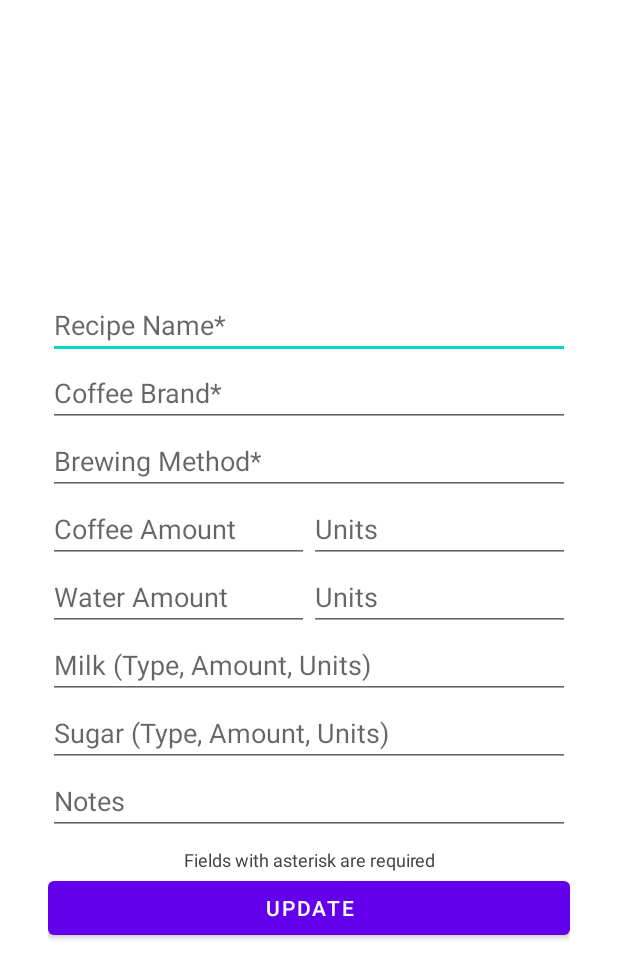
After one commit to TMDStudios/CoffeeAficionado, an Android app: the layout fragment_update.xml on its own in the app's theme, with its tools: preview values and no code run, on a phone screen of 412 x 824 dp. The commit adds this screen. Shown: the top 978 px of the screen. Run offline under Robolectric (Android 15) with nearby library versions, the phone set to English and light mode, and no system bars.

Commit message:
Added update functionality

```diff
--- a/app/src/main/java/com/tmdstudios/coffeeaficionado/data/RecipeDatabase.kt
+++ b/app/src/main/java/com/tmdstudios/coffeeaficionado/data/RecipeDatabase.kt
@@ -7,7 +7,7 @@ import androidx.room.RoomDatabase
 import com.tmdstudios.coffeeaficionado.adapters.RecipeDao
 import com.tmdstudios.coffeeaficionado.models.Recipe
 
-@Database(entities = [Recipe::class], version = 1, exportSchema = false)
+@Database(entities = [Recipe::class], version = 2, exportSchema = false)
 abstract class RecipeDatabase: RoomDatabase() {
 
     abstract fun recipeDao(): RecipeDao
@@ -26,7 +26,8 @@ abstract class RecipeDatabase: RoomDatabase() {
                     context,
                     RecipeDatabase::class.java,
                     "coffee_recipes"
-                ).build()
+                ).fallbackToDestructiveMigration()
+                    .build()
                 INSTANCE = instance
                 return instance
             }
--- a/app/src/main/java/com/tmdstudios/coffeeaficionado/repositories/RecipeRepository.kt
+++ b/app/src/main/java/com/tmdstudios/coffeeaficionado/repositories/RecipeRepository.kt
@@ -12,4 +12,8 @@ class RecipeRepository(private val recipeDao: RecipeDao) {
     suspend fun addRecipe(recipe: Recipe){
         recipeDao.addRecipe(recipe)
     }
+
+    suspend fun updateRecipe(recipe: Recipe){
+        recipeDao.updateRecipe(recipe)
+    }
 }
--- a/app/src/main/java/com/tmdstudios/coffeeaficionado/viewmodels/RecipeViewModel.kt
+++ b/app/src/main/java/com/tmdstudios/coffeeaficionado/viewmodels/RecipeViewModel.kt
@@ -31,4 +31,10 @@ class RecipeViewModel(application: Application): AndroidViewModel(application) {
         }
     }
 
+    fun updateRecipe(recipe: Recipe){
+        viewModelScope.launch(Dispatchers.IO) {
+            repository.updateRecipe(recipe)
+        }
+    }
+
 }
--- /dev/null
+++ b/app/src/main/res/layout/fragment_update.xml
@@ -0,0 +1,113 @@
+<?xml version="1.0" encoding="utf-8"?>
+<FrameLayout xmlns:android="http://schemas.android.com/apk/res/android"
+    xmlns:tools="http://schemas.android.com/tools"
+    android:layout_width="match_parent"
+    android:layout_height="wrap_content"
+    android:layout_gravity="center_vertical"
+    android:layout_margin="32dp"
+    tools:context=".fragments.update.UpdateFragment">
+
+
+    <LinearLayout
+        android:layout_width="match_parent"
+        android:layout_height="match_parent"
+        android:orientation="vertical">
+
+        <EditText
+            android:id="@+id/etRecipeNameUpdate"
+            android:layout_width="match_parent"
+            android:layout_height="wrap_content"
+            android:hint="Recipe Name*"/>
+
+        <EditText
+            android:id="@+id/etCoffeeBrandUpdate"
+            android:layout_width="match_parent"
+            android:layout_height="wrap_content"
+            android:hint="Coffee Brand*"/>
+
+        <EditText
+            android:id="@+id/etBrewingMethodUpdate"
+            android:layout_width="match_parent"
+            android:layout_height="wrap_content"
+            android:hint="Brewing Method*"/>
+
+
+        <LinearLayout
+            android:layout_width="match_parent"
+            android:layout_height="wrap_content"
+            android:orientation="horizontal">
+
+            <EditText
+                android:id="@+id/etCoffeeAmountUpdate"
+                android:layout_width="match_parent"
+                android:layout_height="wrap_content"
+                android:layout_weight="1"
+                android:hint="Coffee Amount"/>
+
+            <EditText
+                android:id="@+id/etCoffeeUnitsUpdate"
+                android:layout_width="match_parent"
+                android:layout_height="wrap_content"
+                android:layout_weight="1"
+                android:hint="Units"/>
+
+        </LinearLayout>
+
+        <LinearLayout
+            android:layout_width="match_parent"
+            android:layout_height="wrap_content"
+            android:orientation="horizontal">
+
+            <EditText
+                android:id="@+id/etWaterAmountUpdate"
+                android:layout_width="match_parent"
+                android:layout_height="wrap_content"
+                android:layout_weight="1"
+                android:hint="Water Amount"/>
+
+            <EditText
+                android:id="@+id/etWaterUnitsUpdate"
+                android:layout_width="match_parent"
+                android:layout_height="wrap_content"
+                android:layout_weight="1"
+                android:hint="Units"/>
+
+        </LinearLayout>
+
+        <EditText
+            android:id="@+id/etMilkUpdate"
+            android:layout_width="match_parent"
+            android:layout_height="wrap_content"
+            android:hint="Milk (Type, Amount, Units)"/>
+
+        <EditText
+            android:id="@+id/etSugarUpdate"
+            android:layout_width="match_parent"
+            android:layout_height="wrap_content"
+            android:hint="Sugar (Type, Amount, Units)"/>
+
+        <EditText
+            android:id="@+id/etNotesUpdate"
+            android:layout_width="match_parent"
+            android:layout_height="wrap_content"
+            android:hint="Notes"/>
+
+        <TextView
+            android:layout_width="match_parent"
+            android:layout_height="wrap_content"
+            android:textAlignment="center"
+            android:layout_marginTop="8dp"
+            android:textColor="@color/cardview_dark_background"
+            android:text="Fields with asterisk are required"
+            android:textSize="12sp"/>
+
+        <Button
+            android:id="@+id/btSubmitUpdate"
+            android:layout_width="match_parent"
+            android:layout_height="wrap_content"
+            android:layout_gravity="center"
+            android:text="Update" />
+
+    </LinearLayout>
+
+</FrameLayout>
--- a/app/src/main/res/layout/recipe_card.xml
+++ b/app/src/main/res/layout/recipe_card.xml
@@ -2,6 +2,7 @@
 <androidx.cardview.widget.CardView xmlns:android="http://schemas.android.com/apk/res/android"
     android:layout_width="match_parent"
     android:layout_height="wrap_content"
+    android:id="@+id/cvRecipeCard"
     android:layout_margin="8dp">
 
 
```
Also changed, not shown: app/src/main/java/com/tmdstudios/coffeeaficionado/adapters/RecipeDao.kt (+4 -4 lines), app/src/main/java/com/tmdstudios/coffeeaficionado/adapters/RecyclerAdapter.kt (+6 -1 lines), app/src/main/java/com/tmdstudios/coffeeaficionado/fragments/update/UpdateFragment.kt (added, +87 -0 lines), app/src/main/java/com/tmdstudios/coffeeaficionado/models/Recipe.kt (+6 -3 lines), app/src/main/res/navigation/ca_nav.xml (+15 -0 lines).
